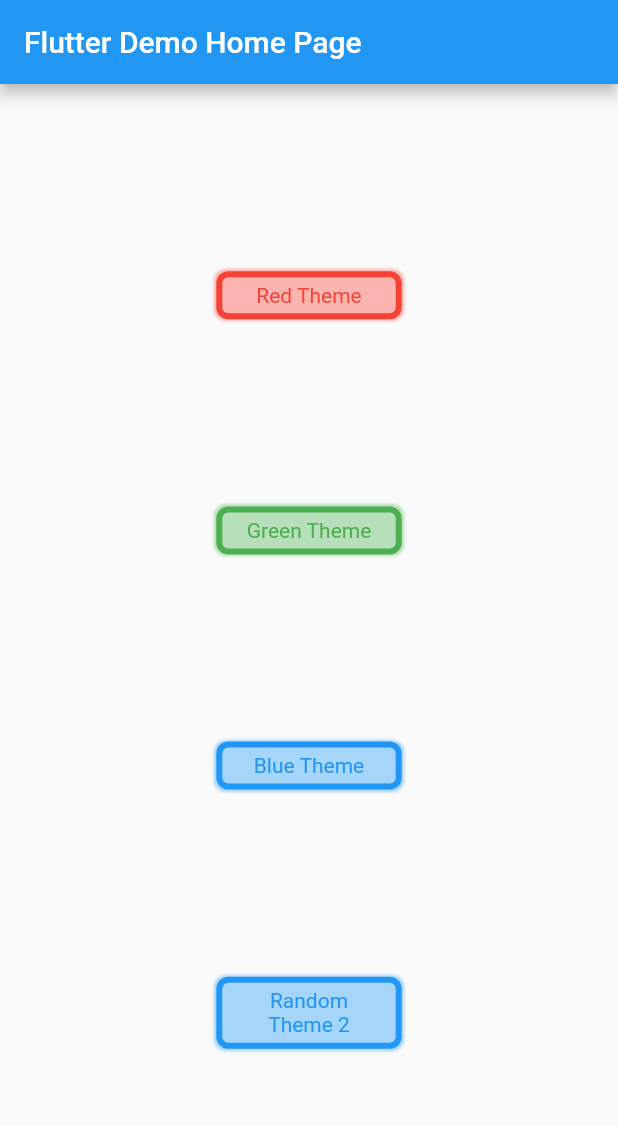
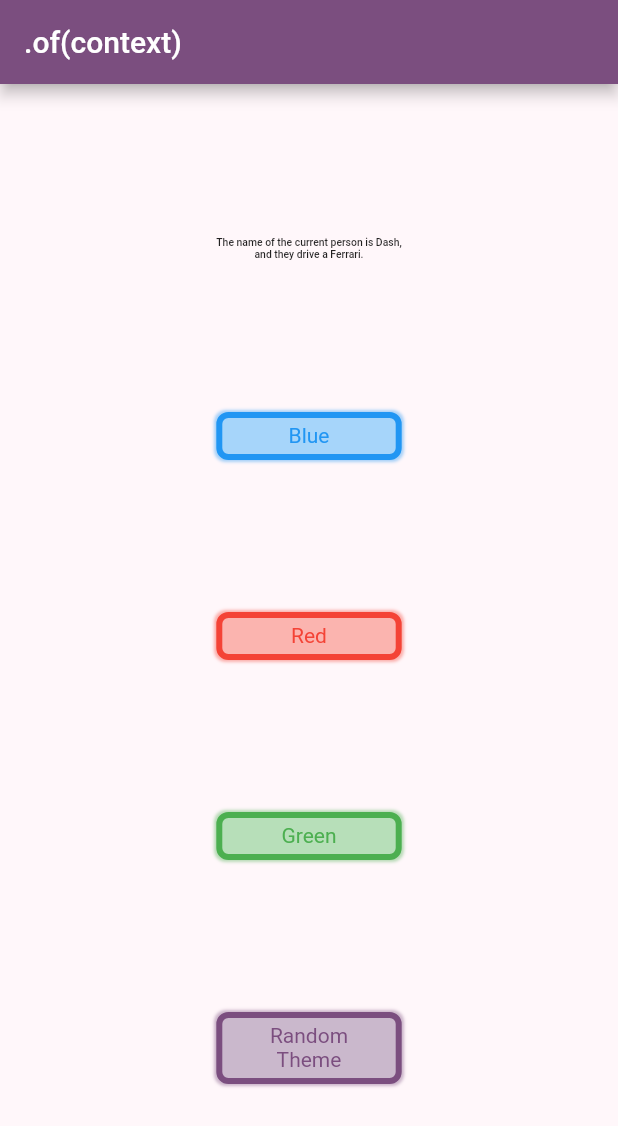
Before and after one commit to ScottS2017/dot_of_context_talk, a Flutter app: the screen it shows after launch, on a phone screen of 412 x 824 dp. Shown: the top 1126 px of the screen. Run offline on Flutter 3.47's test engine with Material 2 defaults, Android fonts, the phone set to English and light mode, and no system bars; our stand-ins replace flutter_riverpod.

Commit message:
Working demo, refactored.

```diff
--- /dev/null
+++ b/lib/background_stuff/car.dart
@@ -0,0 +1,17 @@
+import 'dart:math' as math;
+
+class Car {
+  String typeOfCar = 'Ferrari';
+
+  List<String> cars = [
+    'Ford',
+    'Jaguar',
+    'Kia',
+    'Panoz',
+    'Suzuki',
+  ];
+
+  void changeCar() {
+    typeOfCar = cars[math.Random().nextInt(5)];
+  }
+}
--- /dev/null
+++ b/lib/background_stuff/home.dart
@@ -0,0 +1,102 @@
+import 'package:dot_of_context_talk/background_stuff/my_app.dart';
+import 'package:dot_of_context_talk/background_stuff/neon_style_button.dart';
+import 'package:dot_of_context_talk/background_stuff/provider_declarations.dart';
+import 'package:flutter/material.dart';
+import 'package:flutter_riverpod/flutter_riverpod.dart';
+
+class Home extends ConsumerStatefulWidget {
+  const Home({Key? key, required this.title}) : super(key: key);
+
+  final String title;
+
+  @override
+  HomePageState createState() => HomePageState();
+}
+
+class HomePageState extends ConsumerState<Home> {
+  late Color appBarColor;
+
+  @override
+  Widget build(BuildContext context) {
+    var themeManagerProvider = MyApp.themeManagerOf(context);
+    return Scaffold(
+      appBar: AppBar(
+        title: const Text(
+          '.of(context)',
+        ),
+        backgroundColor: Theme.of(context).primaryColor,
+      ),
+      body: Center(
+        child: FractionallySizedBox(
+          heightFactor: 1.0,
+          widthFactor: 0.3,
+          child: Column(
+            mainAxisAlignment: MainAxisAlignment.spaceEvenly,
+            crossAxisAlignment: CrossAxisAlignment.stretch,
+            children: [
+              FittedBox(
+                child: Text(
+                  'The name of the current person '
+                  'is ${MyApp.currentPersonOf(context).name},\n'
+                  'and they drive a ${MyApp.currentCarOf(context).typeOfCar}.',
+                  textAlign: TextAlign.center,
+                  style: Theme.of(context).textTheme.titleLarge,
+                ),
+              ),
+              NeonStyleButton(
+                callback: () {
+                  ref.read(themeProvider.state).state = themeManagerProvider.changeTheme(
+                    newThemeData: themeManagerProvider.blue,
+                  );
+                  MyApp.currentPersonOf(context).changeName();
+                  MyApp.currentCarOf(context).changeCar();
+                },
+                backgroundIsDark: false,
+                shadowSize: 1,
+                text: 'Blue',
+                color: Colors.blue,
+              ),
+              NeonStyleButton(
+                callback: () {
+                  ref.read(themeProvider.state).state = themeManagerProvider.changeTheme(
+                    newThemeData: themeManagerProvider.red,
+                  );
+                  MyApp.currentPersonOf(context).changeName();
+                  MyApp.currentCarOf(context).changeCar();
+                },
+                backgroundIsDark: false,
+                shadowSize: 1,
+                text: 'Red',
+                color: Colors.red,
+              ),
+              NeonStyleButton(
+                callback: () {
+                  ref.read(themeProvider.state).state = themeManagerProvider.changeTheme(
+                    newThemeData: themeManagerProvider.green,
+                  );
+                  MyApp.currentPersonOf(context).changeName();
+                  MyApp.currentCarOf(context).changeCar();
+                },
+                backgroundIsDark: false,
+                shadowSize: 1,
+                text: 'Green',
+                color: Colors.green,
+              ),
+              NeonStyleButton(
+                callback: () {
+                  ref.read(themeProvider.state).state = themeManagerProvider.useRandomTheme();
+                  MyApp.currentPersonOf(context).changeName();
+                  MyApp.currentCarOf(context).changeCar();
+                },
+                backgroundIsDark: false,
+                shadowSize: 1,
+                text: 'Random Theme',
+                color: Theme.of(context).primaryColor,
+              ),
+            ],
+          ),
+        ),
+      ),
+    );
+  }
+}
--- /dev/null
+++ b/lib/background_stuff/my_app.dart
@@ -0,0 +1,57 @@
+import 'package:dot_of_context_talk/background_stuff/car.dart';
+import 'package:dot_of_context_talk/background_stuff/home.dart';
+import 'package:dot_of_context_talk/background_stuff/person.dart';
+import 'package:dot_of_context_talk/background_stuff/provider_declarations.dart';
+import 'package:dot_of_context_talk/background_stuff/theme_manager.dart';
+import 'package:flutter/material.dart';
+import 'package:flutter_riverpod/flutter_riverpod.dart';
+
+class MyApp extends StatefulWidget {
+  const MyApp({Key? key}) : super(key: key);
+
+  /// It's just a normal function, but declared as static so it can be called
+  /// from anywhere, like a global function... but your have to provide a
+  /// context so it can find the MyApp instance in the tree.
+  static ThemeManager themeManagerOf(BuildContext context) {
+    final MyAppState state = context.findAncestorStateOfType<MyAppState>()!;
+    return state._themeManager;
+  }
+
+  static Person currentPersonOf(BuildContext context) {
+    final MyAppState state = context.findAncestorStateOfType<MyAppState>()!;
+    return state._currentPerson;
+  }
+
+  static Car currentCarOf(BuildContext context) {
+    final MyAppState state = context.findAncestorStateOfType<MyAppState>()!;
+    return state._currentCar;
+  }
+
+  @override
+  MyAppState createState() => MyAppState();
+}
+
+class MyAppState extends State<MyApp> {
+  late final ThemeManager _themeManager;
+  late final Person _currentPerson;
+  late final Car _currentCar;
+
+  @override
+  void initState() {
+    super.initState();
+    _themeManager = ThemeManager();
+    _currentPerson = Person(name: 'Dash');
+    _currentCar = Car();
+  }
+
+  @override
+  Widget build(BuildContext context) {
+    return ProviderScope(
+      child: Consumer(builder: (BuildContext context, WidgetRef ref, _) {
+        final ThemeData currentTheme = ref.watch(themeProvider);
+        return MaterialApp(
+            title: '.of(context)', theme: currentTheme, home: const Home(title: '.of(context)'));
+      }),
+    );
+  }
+}
--- /dev/null
+++ b/lib/background_stuff/person.dart
@@ -0,0 +1,14 @@
+import 'dart:math' as math;
+
+class Person {
+  Person({
+    required this.name,
+  });
+  String name;
+
+  List<String> names = ['Jack', 'Yolanda', 'Pawan', 'Gunther', 'Min'];
+
+  void changeName() {
+    name = names[math.Random().nextInt(5)];
+  }
+}
--- /dev/null
+++ b/lib/background_stuff/provider_declarations.dart
@@ -0,0 +1,5 @@
+import 'package:flutter/material.dart';
+import 'package:flutter_riverpod/flutter_riverpod.dart';
+
+final themeProvider = StateProvider<ThemeData>(
+    (ref) => ThemeData.from(colorScheme: ColorScheme.fromSeed(seedColor: Colors.purple)));
--- /dev/null
+++ b/lib/background_stuff/theme_manager.dart
@@ -0,0 +1,29 @@
+import 'dart:math' as math;
+
+import 'package:flutter/material.dart';
+
+class ThemeManager {
+  ThemeData themeData = ThemeData();
+
+  ThemeData changeTheme({required ThemeData newThemeData}) => themeData = newThemeData;
+
+  ThemeData red = ThemeData.from(colorScheme: ColorScheme.fromSeed(seedColor: Colors.red));
+  ThemeData green = ThemeData.from(colorScheme: ColorScheme.fromSeed(seedColor: Colors.green));
+  ThemeData blue = ThemeData.from(colorScheme: ColorScheme.fromSeed(seedColor: Colors.blue));
+
+  ThemeData useRandomTheme() {
+    final rand = math.Random();
+    int a = rand.nextInt(256);
+    int r = rand.nextInt(256);
+    int g = rand.nextInt(256);
+    int b = rand.nextInt(256);
+
+    return changeTheme(
+      newThemeData: ThemeData.from(
+        colorScheme: ColorScheme.fromSeed(
+          seedColor: Color.fromARGB(a, r, g, b),
+        ),
+      ),
+    );
+  }
+}
--- a/lib/background_stuff/utils.dart
+++ /dev/null
@@ -1,4 +0,0 @@
-import 'package:flutter/material.dart';
-import 'package:flutter_riverpod/flutter_riverpod.dart';
-
-final themeProvider = StateProvider<ThemeData>((ref) => ThemeData());
--- a/lib/main.dart
+++ b/lib/main.dart
@@ -1,122 +1,6 @@
-import 'package:dot_of_context_talk/background_stuff/app_theme.dart';
-import 'package:dot_of_context_talk/background_stuff/neon_button.dart';
+import 'package:dot_of_context_talk/background_stuff/my_app.dart';
 import 'package:flutter/material.dart';
-import 'package:flutter_riverpod/flutter_riverpod.dart';
-
-import 'background_stuff/utils.dart';
 
 void main() {
-  runApp(const MyApp());
+  runApp(MyApp());
 }
-
-class MyApp extends StatelessWidget {
-  const MyApp({Key? key}) : super(key: key);
-
-  @override
-  Widget build(BuildContext context) {
-    return ProviderScope(
-      child: Consumer(builder: (BuildContext context, WidgetRef ref, _) {
-        ref.read(themeProvider.notifier).state = Theme.of(context);
-        return const MyHomePage(title: 'Flutter Demo Home Page');
-      }),
-    );
-  }
-}
-
-class MyHomePage extends StatefulWidget {
-  const MyHomePage({Key? key, required this.title}) : super(key: key);
-
-  final String title;
-
-  @override
-  State<MyHomePage> createState() => _MyHomePageState();
-}
-
-class _MyHomePageState extends State<MyHomePage> {
-  late Color pageBackgroundColor;
-  late Color textBackgroundColor;
-
-  int tracker = 1;
-
-  @override
-  Widget build(BuildContext context) {
-    pageBackgroundColor = Theme.of(context).backgroundColor;
-    textBackgroundColor = Theme.of(context).colorScheme.secondary;
-    return Consumer(builder: (BuildContext context, WidgetRef ref, _) {
-      tracker += 1;
-      return MaterialApp(
-        title: 'Flutter Demo',
-        theme: ref.watch(themeProvider),
-        home: Scaffold(
-          appBar: AppBar(
-            title: Text(widget.title),
-          ),
-          body: Center(
-            child: FractionallySizedBox(
-              heightFactor: 1.0,
-              widthFactor: 0.3,
-              child: Column(
-                mainAxisAlignment: MainAxisAlignment.spaceEvenly,
-                crossAxisAlignment: CrossAxisAlignment.stretch,
-                children: [
-                  NeonStyleButton(
-                    callback: () {
-                      ref.read(themeProvider.notifier).state = Theme.of(context).copyWith(
-                        colorScheme: AppTheme.createColorSchemeBasedOn(
-                          baseColor: Colors.red,
-                        ),
-                      );
-                    },
-                    backgroundIsDark: false,
-                    shadowSize: 1,
-                    text: 'Red Theme',
-                    color: Colors.red,
-                  ),
-                  NeonStyleButton(
-                    callback: () {
-                      ref.read(themeProvider.notifier).state = Theme.of(context).copyWith(
-                        colorScheme: AppTheme.createColorSchemeBasedOn(
-                          baseColor: Colors.green,
-                        ),
-                      );
-                    },
-                    backgroundIsDark: false,
-                    shadowSize: 1,
-                    text: 'Green Theme',
-                    color: Colors.green,
-                  ),
-                  NeonStyleButton(
-                    callback: () {
-                      ref.read(themeProvider.notifier).state = Theme.of(context).copyWith(
-                        colorScheme: AppTheme.createColorSchemeBasedOn(
-                          baseColor: Colors.blue,
-                        ),
-                      );
-                    },
-                    backgroundIsDark: false,
-                    shadowSize: 1,
-                    text: 'Blue Theme',
-                    color: Colors.blue,
-                  ),
-                  NeonStyleButton(
-                    callback: () {
-                      ref.read(themeProvider.notifier).state = Theme.of(context).copyWith(
-                        colorScheme: AppTheme.createColorSchemeBasedOn(
-                          baseColor: AppTheme.generateRandomColor(),
-                        ),
-                      );
-                    },
-                    backgroundIsDark: false,
-                    shadowSize: 1,
-                    text: 'Random Theme $tracker',
-                    color: Theme.of(context).colorScheme.primary,
-                  ),
-                ],
-              ),
-            ),
-          ),
-        ),
-      );
-    });
-  }
-}
--- a/pubspec.yaml
+++ b/pubspec.yaml
@@ -29,8 +29,7 @@ environment:
 dependencies:
   flutter:
     sdk: flutter
-  flutter_riverpod: ^1.0.4
-
+  flutter_riverpod: 1.0.4
 
   # The following adds the Cupertino Icons font to your application.
   # Use with the CupertinoIcons class for iOS style icons.
```
Also changed, not shown: lib/background_stuff/app_theme.dart (deleted, +0 -22 lines), lib/background_stuff/app_themes.dart (added, +30 -0 lines), lib/background_stuff/neon_style_button.dart (renamed from lib/background_stuff/neon_button.dart), pubspec.lock, 1 other file.
